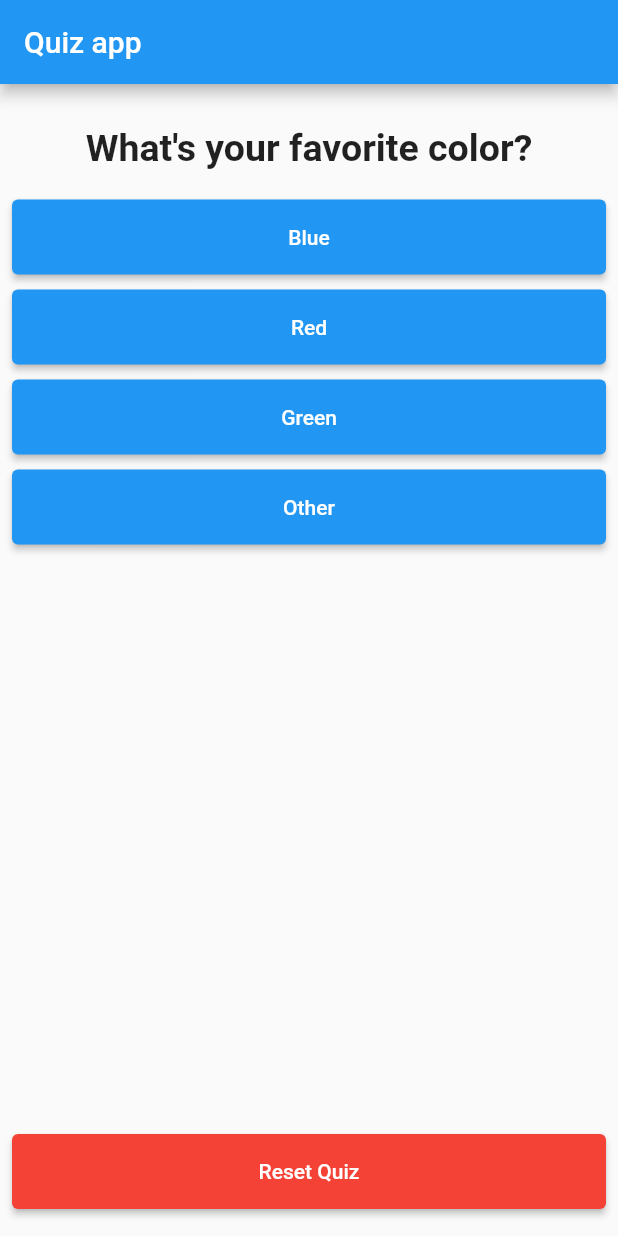
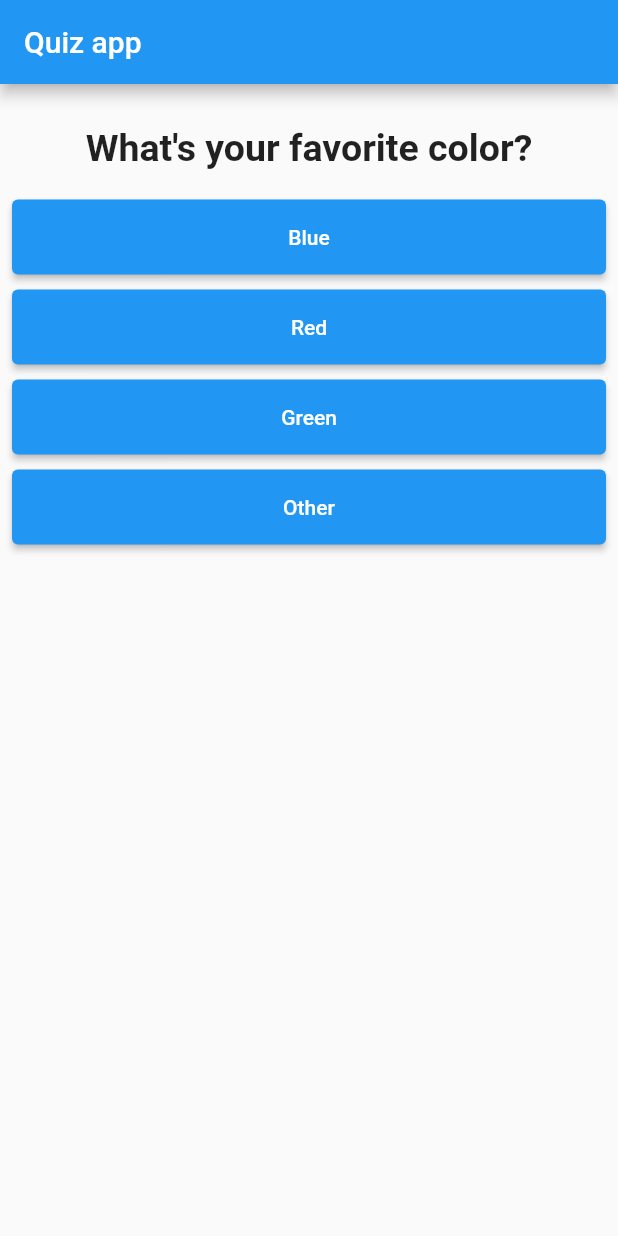
Before and after one commit to will-souza/quizapp, a Flutter app: the screen it shows after launch, on a phone screen of 412 x 824 dp. Run offline on Flutter 3.47's test engine with Material 2 defaults, Android fonts, the phone set to English and light mode, and no system bars.

Commit message:
quiz splitted into widgets to improve code

```diff
--- a/lib/main.dart
+++ b/lib/main.dart
@@ -1,7 +1,7 @@
 import 'package:flutter/material.dart';
 
-import './question.dart';
-import './answer.dart';
+import 'package:quizapp/quiz.dart';
+import 'package:quizapp/result.dart';
 
 void main() => runApp(const MyApp());
 
@@ -15,7 +15,7 @@ class MyApp extends StatefulWidget {
 }
 
 class _MyAppState extends State<MyApp> {
-  final questions = <Map>[
+  final _questions = <Map>[
     {
       'questionText': 'What\'s your favorite color?',
       'answers': ['Blue', 'Red', 'Green', 'Other']
@@ -40,15 +40,19 @@ class _MyAppState extends State<MyApp> {
 
   var _questionIndex = 0;
 
+  _hasQuestions() {
+    return _questionIndex < _questions.length;
+  }
+
   _answerQuestion() {
     setState(() {
-      if (_questionIndex + 1 < questions.length) {
+      if (_hasQuestions()) {
         _questionIndex = _questionIndex + 1;
       }
     });
   }
 
-  _resetQuestions() {
+  _resetQuiz() {
     setState(() {
       _questionIndex = 0;
     });
@@ -62,28 +66,16 @@ class _MyAppState extends State<MyApp> {
           title: const Text('Quiz app'),
         ),
         body: Padding(
-          padding: const EdgeInsets.all(8.0),
-          child: Column(
-            children: [
-              Question(
-                questionText: questions[_questionIndex]['questionText'],
-              ),
-              ...questions[_questionIndex]['answers'].map((answer) {
-                return Answer(
-                  buttonColor: Colors.blue,
-                  onPressed: _answerQuestion,
-                  answerText: answer,
-                );
-              }).toList(),
-              const Spacer(),
-              Answer(
-                buttonColor: Colors.red,
-                onPressed: _resetQuestions,
-                answerText: 'Reset Quiz',
-              ),
-            ],
-          ),
-        ),
+            padding: const EdgeInsets.all(8.0),
+            child: _hasQuestions()
+                ? Quiz(
+                    questions: _questions,
+                    questionIndex: _questionIndex,
+                    answerQuestion: _answerQuestion,
+                  )
+                : Result(
+                    resetQuiz: _resetQuiz,
+                  )),
       ),
     );
   }
--- /dev/null
+++ b/lib/quiz.dart
@@ -0,0 +1,39 @@
+import 'package:flutter/material.dart';
+
+import 'package:quizapp/question.dart';
+import 'package:quizapp/answer.dart';
+
+class Quiz extends StatelessWidget {
+  final VoidCallback answerQuestion;
+  final List<Map> questions;
+  final int questionIndex;
+
+  const Quiz({
+    super.key,
+    required this.questions,
+    required this.questionIndex,
+    required this.answerQuestion,
+  });
+
+  @override
+  Widget build(BuildContext context) {
+    return Column(
+      children: [
+        Column(
+          children: [
+            Question(
+              questionText: questions[questionIndex]['questionText'],
+            ),
+            ...questions[questionIndex]['answers'].map((answer) {
+              return Answer(
+                buttonColor: Colors.blue,
+                onPressed: answerQuestion,
+                answerText: answer,
+              );
+            }).toList(),
+          ],
+        )
+      ],
+    );
+  }
+}
```
Also changed, not shown: lib/result.dart (added, +27 -0 lines).
